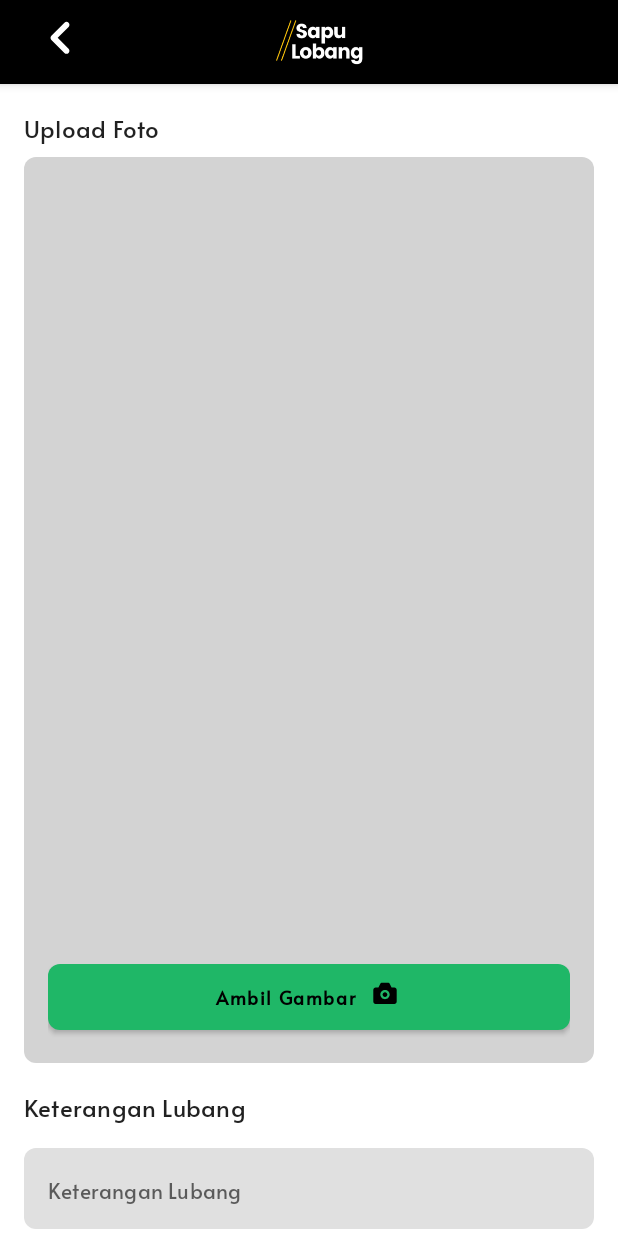
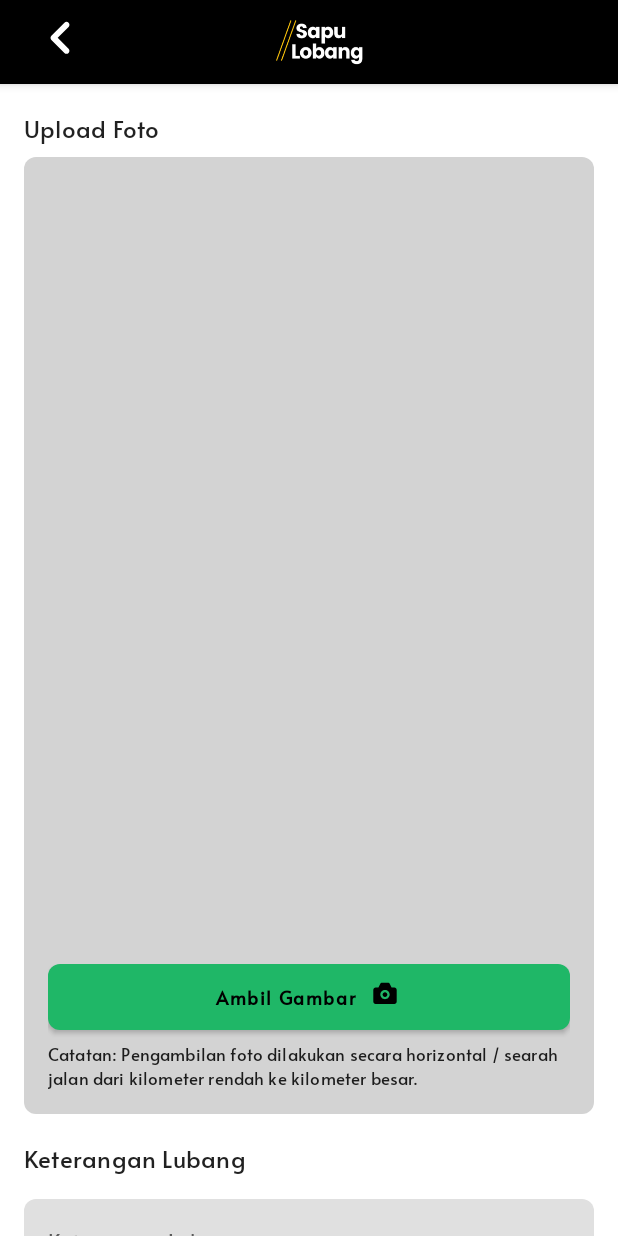
Before and after one commit to DBMPR-JABAR/Sapu-Lobang-Android, an Android app: the layout fragment_entry_lubang.xml on its own in the app's theme, with its tools: preview values and no code run, scrolled down 537 dp, on a phone screen of 412 x 824 dp. Run offline under Robolectric (Android 15) with nearby library versions, the phone set to English and light mode, and no system bars.

Commit message:
feat: add keterangan when taking picture

```diff
--- a/app/src/main/res/layout/fragment_entry_lubang.xml
+++ b/app/src/main/res/layout/fragment_entry_lubang.xml
@@ -427,9 +427,21 @@
                     app:icon="@drawable/ic_camera"
                     app:iconGravity="textEnd"
                     app:iconSize="24dp"
-                    app:layout_constraintBottom_toBottomOf="parent"
+                    app:layout_constraintBottom_toTopOf="@id/text_view_note_gambar"
                     app:layout_constraintEnd_toEndOf="parent"
                     app:layout_constraintStart_toStartOf="parent" />
+
+                <TextView
+                    android:id="@+id/text_view_note_gambar"
+                    android:layout_width="wrap_content"
+                    android:layout_height="wrap_content"
+                    android:layout_marginTop="4dp"
+                    android:text="Catatan: Pengambilan foto dilakukan secara horizontal / searah jalan dari kilometer rendah ke kilometer besar."
+                    android:textAppearance="?textAppearanceSubtitle1"
+                    android:textSize="11sp"
+                    app:layout_constraintBottom_toBottomOf="parent"
+                    app:layout_constraintStart_toStartOf="parent"
+                    tools:visibility="visible" />
 
             </androidx.constraintlayout.widget.ConstraintLayout>
 
```
Also changed, not shown: app/src/main/res/layout/layout_dialog_konfirmasi_penanganan.xml (+12 -1 lines).
